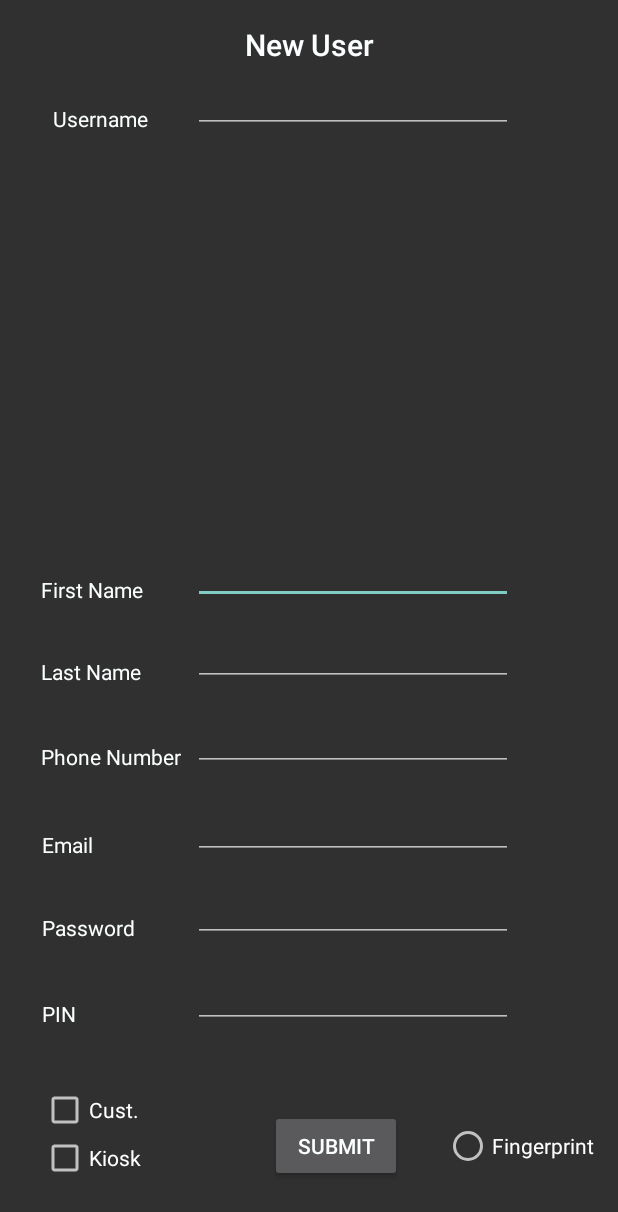
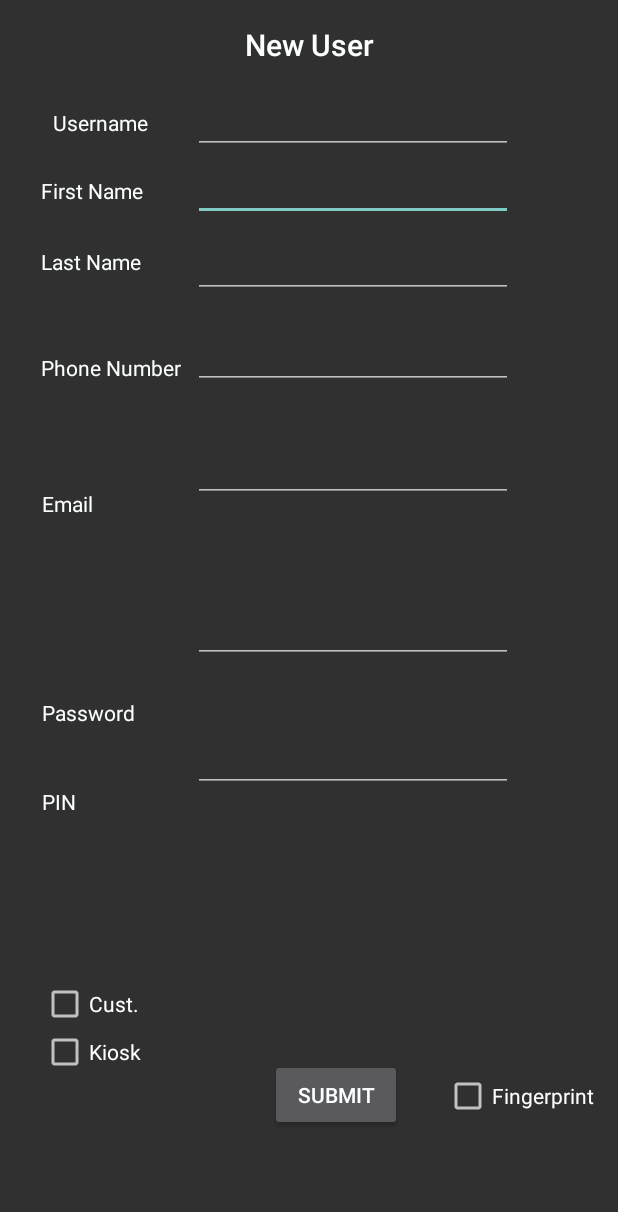
Before and after one commit to Nicholas-Guerra/TAP, an Android app: the layout dialog_fragment_newuser_request.xml on its own in the app's theme, with its tools: preview values and no code run, on a phone screen of 412 x 824 dp. Shown: the top 1212 px of the screen. Run offline under Robolectric (Android 15) with nearby library versions, the phone set to English and light mode, and no system bars.

Commit message:
Updated Fragment_NewUser_Request

```diff
--- a/app/src/main/java/com/software_engineering/tap/Login/Fragment_NewUser_Request.java
+++ b/app/src/main/java/com/software_engineering/tap/Login/Fragment_NewUser_Request.java
@@ -1,6 +1,64 @@
 package com.software_engineering.tap.Login;
 
+import android.annotation.SuppressLint;
+import android.content.Intent;
 import android.support.v4.app.DialogFragment;
 
-public class Fragment_NewUser_Request extends DialogFragment {
+import android.app.Dialog;
+import android.content.Context;
+import android.nfc.FormatException;
+import android.nfc.NdefMessage;
+import android.nfc.NdefRecord;
+import android.nfc.tech.Ndef;
+import android.os.Bundle;
+import android.os.CountDownTimer;
+import android.support.v4.app.DialogFragment;
+import android.util.Log;
+import android.view.LayoutInflater;
+import android.view.View;
+import android.view.ViewGroup;
+import android.widget.ImageView;
+import android.widget.ProgressBar;
+import android.widget.TextView;
+import android.widget.Toast;
+import android.widget.Button;
+import android.widget.EditText;
+
+import com.software_engineering.tap.Main_Notifications_Settings.MainActivity;
+import com.software_engineering.tap.R;
+import com.software_engineering.tap.TransactionPage.sendToServer;
+
+import org.json.JSONException;
+import org.json.JSONObject;
+
+
+public class Fragment_NewUser_Request extends DialogFragment{
+
+    View rootView;
+    TextView Title;
+    Button submit;
+    EditText et1, et2, et3, et4, et5, et6, et7;
+
+
+    public Fragment_NewUser_Request(){
+        //Constructor Needed
+    }
+
+
+    @Override
+    public View onCreateView(LayoutInflater inflater, ViewGroup container, Bundle savedInstanceState) {
+        rootView = inflater.inflate(R.layout.dialog_fragment_newuser_request, container, false);
+
+
+
+
+
+
+
+
+
+        return rootView;
+    }
+
+
 }
--- a/app/src/main/res/layout/activity_login.xml
+++ b/app/src/main/res/layout/activity_login.xml
@@ -38,7 +38,7 @@
     <EditText
         android:id="@+id/user_name"
         android:layout_width="wrap_content"
-        android:layout_height="35dp"
+        android:layout_height="45dp"
         android:layout_alignParentTop="true"
         android:layout_marginTop="130dp"
         android:layout_toEndOf="@+id/user_text"
@@ -48,7 +48,7 @@
     <EditText
         android:id="@+id/user_password"
         android:layout_width="wrap_content"
-        android:layout_height="35dp"
+        android:layout_height="45dp"
         android:layout_alignParentTop="true"
         android:layout_marginTop="196dp"
         android:layout_toEndOf="@+id/user_text"
--- a/app/src/main/res/layout/dialog_fragment_newuser_request.xml
+++ b/app/src/main/res/layout/dialog_fragment_newuser_request.xml
@@ -10,23 +10,28 @@
         android:id="@+id/New_FirstEdit"
         android:layout_width="wrap_content"
         android:layout_height="wrap_content"
+        android:layout_marginTop="10dp"
         android:ems="10"
         android:inputType="textPersonName"
         app:layout_constraintBottom_toBottomOf="@+id/New_FirstText"
-        app:layout_constraintStart_toEndOf="@+id/New_UserText" />
+        app:layout_constraintStart_toEndOf="@+id/New_UserText"
+        app:layout_constraintTop_toBottomOf="@+id/New_UserEdit" />
 
     <TextView
         android:id="@+id/New_FirstText"
         android:layout_width="0dp"
         android:layout_height="wrap_content"
-        android:layout_marginBottom="9dp"
+        android:layout_marginBottom="10dp"
+        android:layout_marginTop="20dp"
         android:ems="10"
         android:inputType="textPersonName"
         android:text="First Name"
         android:textAppearance="@style/TextAppearance.AppCompat.Small"
         app:layout_constraintBottom_toTopOf="@+id/New_LastEdit"
         app:layout_constraintEnd_toStartOf="@+id/New_FirstEdit"
-        app:layout_constraintStart_toStartOf="@+id/New_LastName" />
+        app:layout_constraintHorizontal_bias="0.0"
+        app:layout_constraintStart_toStartOf="@+id/New_LastName"
+        app:layout_constraintTop_toBottomOf="@+id/New_UserText" />
 
     <CheckBox
         android:id="@+id/user_kiosk2"
@@ -69,17 +74,20 @@
         android:layout_height="wrap_content"
         android:layout_marginEnd="28dp"
         android:layout_marginStart="28dp"
+        android:layout_marginTop="60dp"
         android:ems="10"
         android:text="Username"
         android:textAppearance="@style/TextAppearance.AppCompat.Small"
         app:layout_constraintBottom_toBottomOf="@+id/New_UserEdit"
         app:layout_constraintEnd_toStartOf="@+id/Title"
-        app:layout_constraintStart_toStartOf="parent" />
+        app:layout_constraintStart_toStartOf="parent"
+        app:layout_constraintTop_toTopOf="parent" />
 
     <EditText
         android:id="@+id/New_UserEdit"
         android:layout_width="wrap_content"
-        android:layout_height="wrap_content"
+        android:layout_height="49dp"
+        android:layout_marginTop="10dp"
         android:ems="10"
         android:inputType="textPersonName"
         app:layout_constraintStart_toEndOf="@+id/New_UserText"
@@ -90,87 +98,103 @@
         android:layout_width="0dp"
         android:layout_height="wrap_content"
         android:layout_marginBottom="13dp"
+        android:layout_marginTop="30dp"
         android:ems="10"
         android:inputType="textPersonName"
         android:text="Phone Number"
         android:textAppearance="@style/TextAppearance.AppCompat.Small"
         app:layout_constraintBottom_toTopOf="@+id/New_EditEmail"
         app:layout_constraintEnd_toStartOf="@+id/New_PhoneEdit"
-        app:layout_constraintStart_toStartOf="@+id/user_cust" />
+        app:layout_constraintStart_toStartOf="@+id/user_cust"
+        app:layout_constraintTop_toBottomOf="@+id/New_LastName" />
 
     <TextView
         android:id="@+id/New_LastName"
         android:layout_width="0dp"
         android:layout_height="wrap_content"
-        android:layout_marginBottom="11dp"
+        android:layout_marginBottom="12dp"
+        android:layout_marginTop="10dp"
         android:ems="10"
         android:inputType="textPersonName"
         android:text="Last Name"
         android:textAppearance="@style/TextAppearance.AppCompat.Small"
         app:layout_constraintBottom_toTopOf="@+id/New_PhoneEdit"
         app:layout_constraintEnd_toStartOf="@+id/New_LastEdit"
-        app:layout_constraintStart_toStartOf="@+id/New_PhoneText" />
+        app:layout_constraintHorizontal_bias="0.0"
+        app:layout_constraintStart_toStartOf="@+id/New_PhoneText"
+        app:layout_constraintTop_toBottomOf="@+id/New_FirstText" />
 
     <EditText
         android:id="@+id/New_PhoneEdit"
         android:layout_width="wrap_content"
         android:layout_height="wrap_content"
+        android:layout_marginTop="20dp"
         android:ems="10"
         android:inputType="number"
         app:layout_constraintBottom_toBottomOf="@+id/New_PhoneText"
-        app:layout_constraintStart_toStartOf="@+id/New_LastEdit" />
+        app:layout_constraintStart_toStartOf="@+id/New_LastEdit"
+        app:layout_constraintTop_toBottomOf="@+id/New_LastEdit" />
 
     <TextView
         android:id="@+id/New_EmailText"
         android:layout_width="0dp"
         android:layout_height="wrap_content"
         android:layout_marginBottom="10dp"
+        android:layout_marginTop="30dp"
         android:ems="10"
         android:inputType="textPersonName"
         android:text="Email"
         android:textAppearance="@style/TextAppearance.AppCompat.Small"
         app:layout_constraintBottom_toTopOf="@+id/New_PassEdit"
         app:layout_constraintEnd_toStartOf="@+id/New_EditEmail"
-        app:layout_constraintStart_toStartOf="@+id/New_PassText" />
+        app:layout_constraintStart_toStartOf="@+id/New_PassText"
+        app:layout_constraintTop_toBottomOf="@+id/New_PhoneText" />
 
     <EditText
         android:id="@+id/New_EditEmail"
         android:layout_width="wrap_content"
         android:layout_height="wrap_content"
+        android:layout_marginTop="19dp"
         android:ems="10"
         android:inputType="textEmailAddress"
         app:layout_constraintBottom_toBottomOf="@+id/New_EmailText"
-        app:layout_constraintStart_toEndOf="@+id/New_PhoneText" />
+        app:layout_constraintStart_toEndOf="@+id/New_PhoneText"
+        app:layout_constraintTop_toBottomOf="@+id/New_PhoneEdit" />
 
     <TextView
         android:id="@+id/New_PassText"
         android:layout_width="0dp"
         android:layout_height="wrap_content"
-        android:layout_marginBottom="196dp"
+        android:layout_marginBottom="250dp"
+        android:layout_marginTop="30dp"
         android:ems="10"
         android:inputType="textPersonName"
         android:text="Password"
         android:textAppearance="@style/TextAppearance.AppCompat.Small"
         app:layout_constraintBottom_toBottomOf="parent"
         app:layout_constraintEnd_toStartOf="@+id/New_PassEdit"
-        app:layout_constraintStart_toStartOf="@+id/New_PinText" />
+        app:layout_constraintStart_toStartOf="@+id/New_PinText"
+        app:layout_constraintTop_toBottomOf="@+id/New_EmailText" />
 
     <EditText
         android:id="@+id/New_PassEdit"
         android:layout_width="wrap_content"
         android:layout_height="wrap_content"
+        android:layout_marginBottom="10dp"
+        android:layout_marginTop="30dp"
         android:ems="10"
         android:inputType="textPassword"
         app:layout_constraintBottom_toBottomOf="@+id/New_PassText"
-        app:layout_constraintStart_toStartOf="@+id/New_EditEmail" />
+        app:layout_constraintStart_toStartOf="@+id/New_EditEmail"
+        app:layout_constraintTop_toBottomOf="@+id/New_EditEmail" />
 
     <TextView
         android:id="@+id/New_PinText"
-        android:layout_width="0dp"
-        android:layout_height="wrap_content"
+        android:layout_width="95dp"
+        android:layout_height="0dp"
         android:layout_marginEnd="26dp"
         android:layout_marginStart="28dp"
-        android:layout_marginTop="38dp"
+        android:layout_marginTop="40dp"
         android:ems="10"
         android:inputType="textPersonName"
         android:text="PIN"
@@ -183,25 +207,29 @@
         android:id="@+id/New_PinEdit"
         android:layout_width="wrap_content"
         android:layout_height="wrap_content"
+        android:layout_marginTop="25dp"
         android:ems="10"
         android:inputType="numberPassword"
         app:layout_constraintBottom_toBottomOf="@+id/New_PinText"
-        app:layout_constraintStart_toEndOf="@+id/New_PassText" />
+        app:layout_constraintStart_toEndOf="@+id/New_PassText"
+        app:layout_constraintTop_toBottomOf="@+id/New_PassEdit" />
 
     <EditText
         android:id="@+id/New_LastEdit"
         android:layout_width="wrap_content"
         android:layout_height="wrap_content"
+        android:layout_marginTop="20dp"
         android:ems="10"
         android:inputType="textPersonName"
         app:layout_constraintBottom_toBottomOf="@+id/New_LastName"
-        app:layout_constraintStart_toStartOf="@+id/New_FirstEdit" />
+        app:layout_constraintStart_toStartOf="@+id/New_FirstEdit"
+        app:layout_constraintTop_toBottomOf="@+id/New_FirstEdit" />
 
-    <RadioButton
+    <CheckBox
         android:id="@+id/Fingerprint"
         android:layout_width="wrap_content"
         android:layout_height="wrap_content"
-        android:layout_marginBottom="44dp"
+        android:layout_marginBottom="77dp"
         android:layout_marginEnd="16dp"
         android:text="Fingerprint"
         app:layout_constraintBottom_toBottomOf="parent"
@@ -211,9 +239,10 @@
         android:id="@+id/Submit"
         android:layout_width="wrap_content"
         android:layout_height="wrap_content"
+        android:layout_marginBottom="70dp"
         android:layout_marginEnd="28dp"
         android:text="Submit"
-        app:layout_constraintBaseline_toBaselineOf="@+id/Fingerprint"
+        app:layout_constraintBottom_toBottomOf="parent"
         app:layout_constraintEnd_toStartOf="@+id/Fingerprint" />
 
 </android.support.constraint.ConstraintLayout>
```
